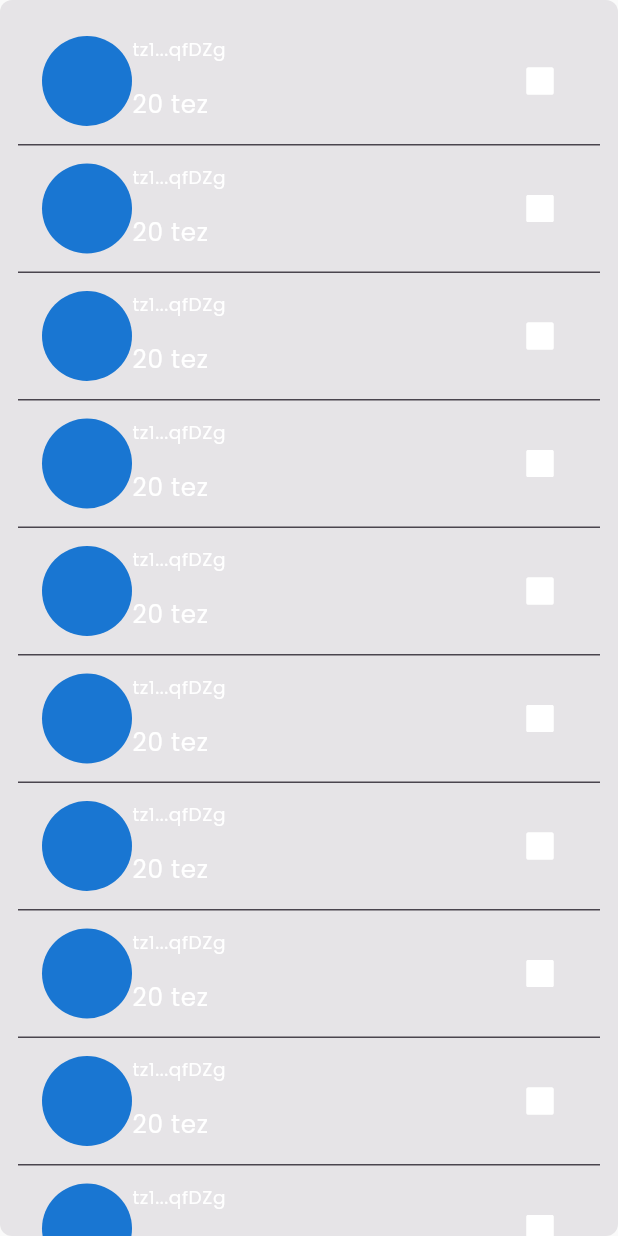
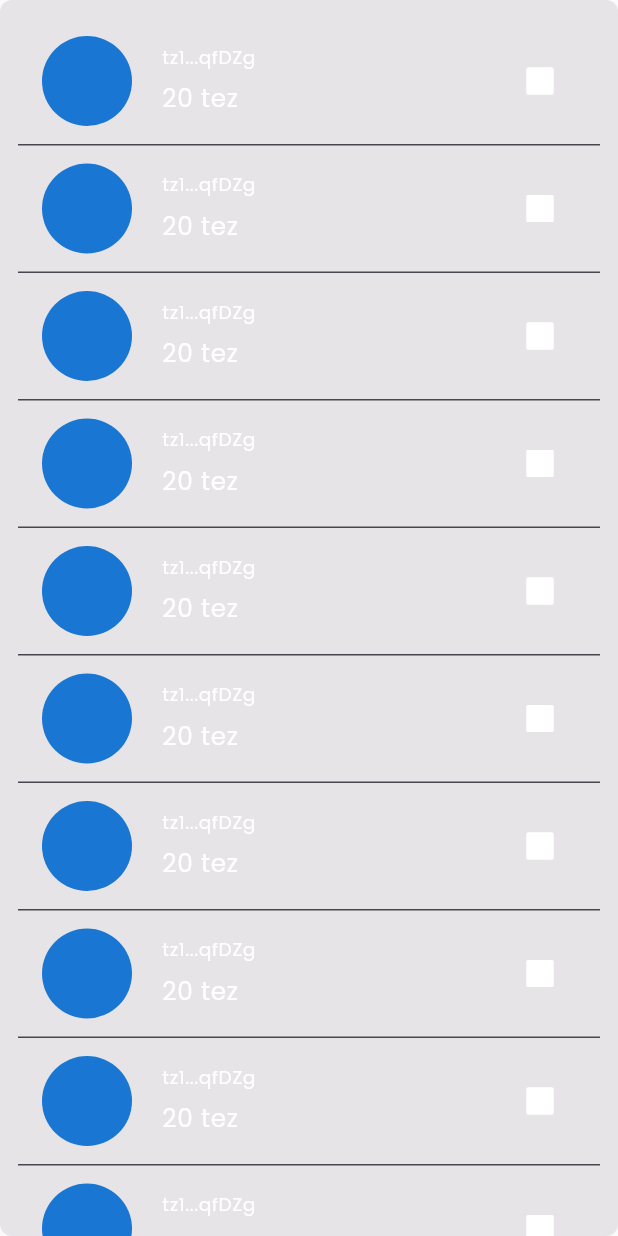
Before and after one commit to Tezsure/plenty-wallet, a Flutter app: the AccountWidget widget shown alone on an empty page, opened directly, after a tap on "Show more accounts", on a phone screen of 412 x 824 dp. Run offline on Flutter 3.47's test engine with Material 2 defaults, Android fonts, the phone set to English and light mode, and no system bars; our stand-ins replace device_preview, flutter_svg, get, lottie.

Commit message:
fix: phrase bottom padding and phrase button values removed

```diff
--- a/lib/app/modules/backup_wallet_page/views/backup_wallet_view.dart
+++ b/lib/app/modules/backup_wallet_page/views/backup_wallet_view.dart
@@ -26,7 +26,7 @@ class BackupWalletView extends GetView<BackupWalletController> {
         body: Container(
           height: 1.height,
           width: 1.width,
-          padding: const EdgeInsets.symmetric(vertical: 38),
+          padding: const EdgeInsets.only(top: 38),
           decoration:
               const BoxDecoration(gradient: GradConst.GradientBackground),
           child: SingleChildScrollView(
--- a/lib/app/modules/import_wallet_page/widgets/accounts_widget.dart
+++ b/lib/app/modules/import_wallet_page/widgets/accounts_widget.dart
@@ -94,20 +94,19 @@ class _AccountWidgetState extends State<AccountWidget> {
           const CircleAvatar(
             radius: 30,
           ),
-          0.05.hspace,
-          Column(
-            mainAxisAlignment: MainAxisAlignment.center,
-            crossAxisAlignment: CrossAxisAlignment.start,
-            children: [
-              Text(
-                "tz1...qfDZg\n",
-                style: bodySmall,
-              ),
-              Text(
-                "20 tez",
-                style: bodyLarge,
-              ),
-            ],
+          20.hspace,
+          RichText(
+            text: TextSpan(
+              text: "tz1...qfDZg\n",
+              style: bodySmall,
+              children: [
+                WidgetSpan(child: 0.035.height.vspace),
+                TextSpan(
+                  text: "20 tez",
+                  style: bodyLarge,
+                )
+              ],
+            ),
           ),
           const Spacer(),
           Material(
--- a/lib/app/modules/verify_phrase_page/controllers/verify_phrase_page_controller.dart
+++ b/lib/app/modules/verify_phrase_page/controllers/verify_phrase_page_controller.dart
@@ -41,6 +41,9 @@ class VerifyPhrasePageController extends GetxController {
         thirdPhrase.value = true;
         isPhraseVerified.value = true;
       } else {
+        keyIndex.value = 1;
+        selectedPhrase.value = '';
+        isPhraseSelected.value = false;
         showError.value = true;
       }
     }
```
Also changed, not shown: lib/app/modules/import_wallet_page/views/import_wallet_page_view.dart (+6 -5 lines), lib/app/modules/verify_phrase_page/views/verify_phrase_page_view.dart (+5 -2 lines).
